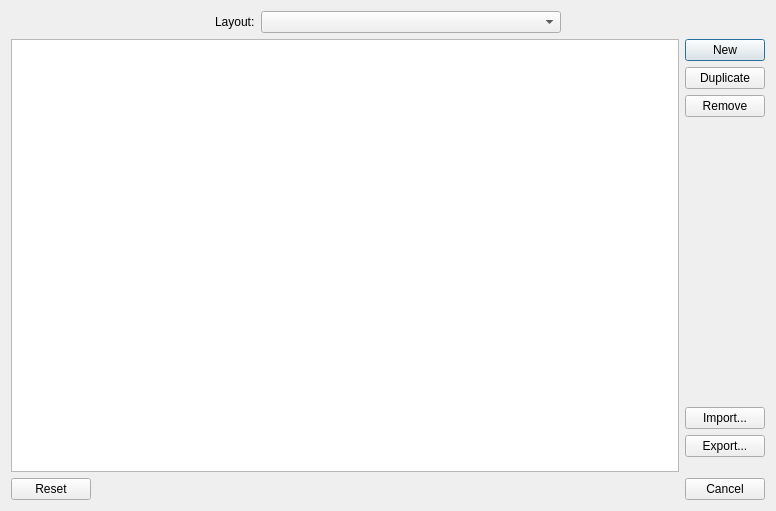
This is app/settings/viewsdialog/viewsdialog.ui in KDE/latte-dock as Qt 5 draws it before an edit. The edited form follows.
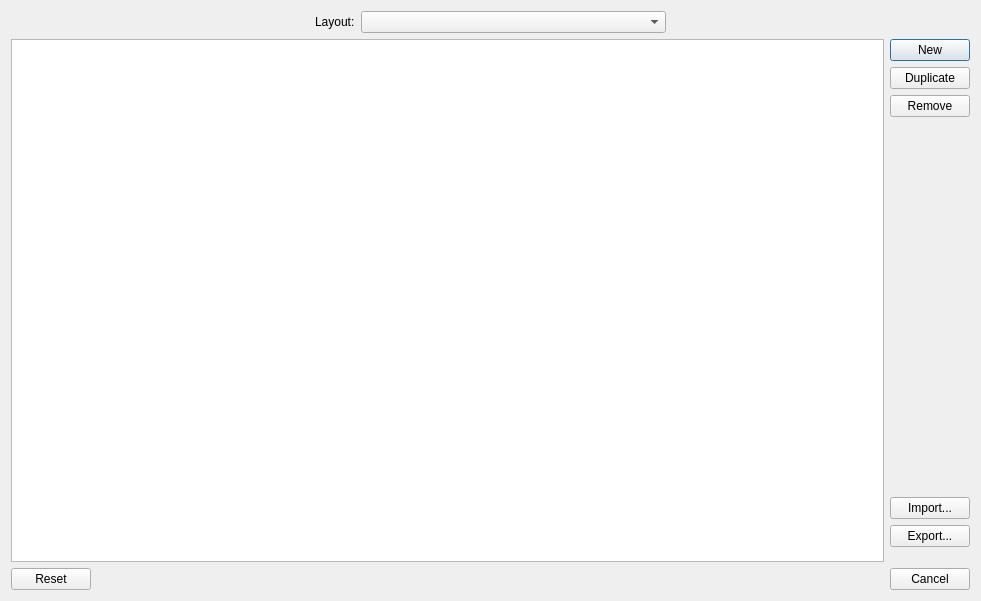
This is the edited form. Icons and pictures are not drawn. Custom widgets are drawn as their Qt base class.

Commit message:
stretch viewsdialog last column
--provide also proper default column widths
for viewsdialog table

The edit to the form file:
```diff
--- a/app/settings/viewsdialog/viewsdialog.ui
+++ b/app/settings/viewsdialog/viewsdialog.ui
@@ -6,8 +6,8 @@
    <rect>
     <x>0</x>
     <y>0</y>
-    <width>776</width>
-    <height>511</height>
+    <width>981</width>
+    <height>601</height>
    </rect>
   </property>
   <property name="windowTitle">
```
The commit also changes 2 other files.
